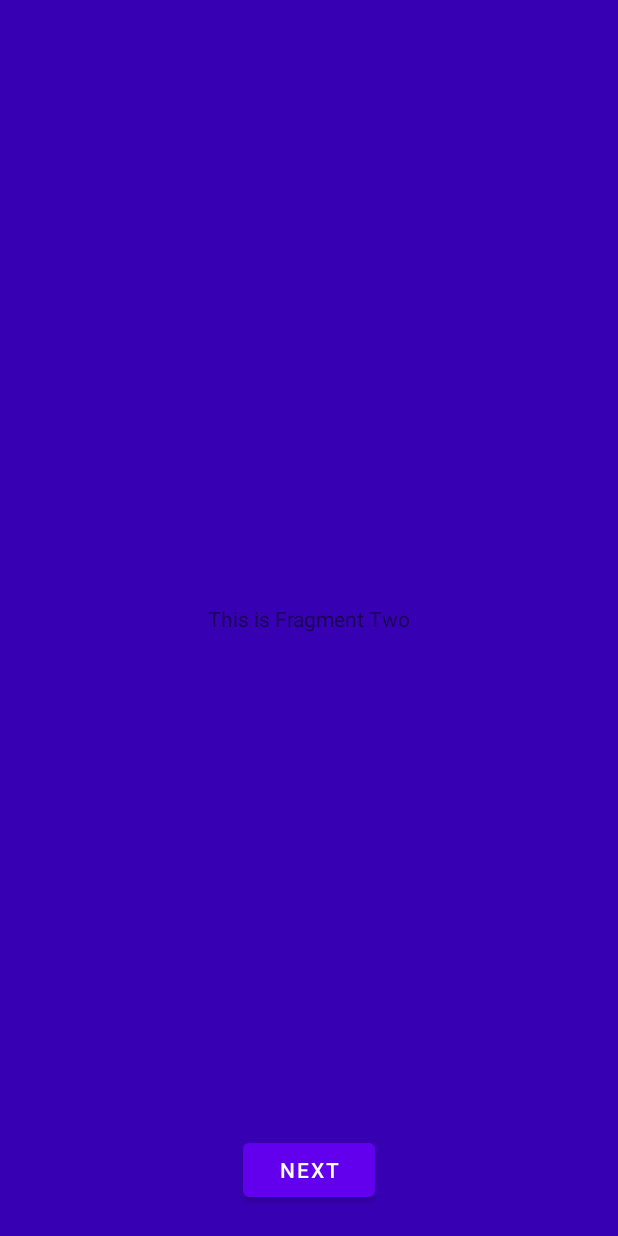
After one commit to ziselos/AndroidLessonsPart2, an Android app: the fragment FragmentSecond placed in its activity, on a phone screen of 412 x 824 dp. The commit adds this screen. Run offline under Robolectric (Android 15) with nearby library versions, the phone set to English and light mode, and no system bars.

Commit message:
Add fragments example

```diff
--- a/app/src/main/AndroidManifest.xml
+++ b/app/src/main/AndroidManifest.xml
@@ -31,6 +31,7 @@
         <activity android:name=".ui.activity.WeatherForecastActivity"/>
         <activity android:name=".ui.activity.DiffUtilExampleActivity"/>
         <activity android:name=".ui.activity.StringsExampleActivity"/>
+        <activity android:name=".ui.activity.FragmentHostActivity"/>
     </application>
 
 </manifest>
--- /dev/null
+++ b/app/src/main/java/com/example/androidlessonspart2/ui/activity/FragmentHostActivity.kt
@@ -0,0 +1,64 @@
+package com.example.androidlessonspart2.ui.activity
+
+import android.os.Bundle
+import androidx.appcompat.app.AppCompatActivity
+import com.example.androidlessonspart2.R
+import com.example.androidlessonspart2.databinding.ActivityFragmentHostBinding
+import com.example.androidlessonspart2.ui.fragments.FragmentFirst
+
+class FragmentHostActivity: AppCompatActivity() {
+
+    private lateinit var binding: ActivityFragmentHostBinding
+
+
+    override fun onCreate(savedInstanceState: Bundle?) {
+        super.onCreate(savedInstanceState)
+        binding = ActivityFragmentHostBinding.inflate(layoutInflater)
+        setContentView(binding.root)
+        initLayout()
+    }
+
+    override fun onBackPressed() {
+        if (supportFragmentManager.backStackEntryCount == 0) {
+            super.onBackPressed()
+        } else {
+            supportFragmentManager.popBackStack()
+        }
+    }
+
+
+    private fun initLayout() {
+        binding.apply {
+        // load first fragment
+            supportFragmentManager.beginTransaction()
+                .add(R.id.fragmentContainer, FragmentFirst.newInstance())
+                .commitAllowingStateLoss()
+        }
+    }
+
+    /*
+    Explain difference between replace and add.
+    replace removes the existing fragment and adds a new fragment. This means when you press back button the fragment
+    that got replaced will be created with its onCreateView being invoked. Whereas add retains the existing fragments
+    and adds a new fragment that means existing fragment will be active and they wont be in 'paused' state hence when
+    a back button is pressed onCreateView is not called for the existing fragment(the fragment which was there before
+    new fragment was added).
+     In terms of fragment's life cycle events onPause, onResume, onCreateView and other life cycle events will be invoked
+     in case of replace but they wont be invoked in case of add.
+     */
+
+
+    /*
+    Difference between commit and commitAllowingStateLoss
+
+    commit: Schedules a commit of this transaction. The commit does not happen immediately;
+    it will be scheduled as work on the main thread to be done the next time that thread is ready.
+
+    commitAllowingStateLoss: A transaction can only be committed with this method prior to its containing
+    activity saving its state. If the commit is attempted after that point, an exception will be thrown.
+    This is because the state after the commit can be lost if the activity needs to be restored from its state.
+
+
+
+     */
+}
--- a/app/src/main/java/com/example/androidlessonspart2/ui/activity/HomeActivity.kt
+++ b/app/src/main/java/com/example/androidlessonspart2/ui/activity/HomeActivity.kt
@@ -50,6 +50,12 @@ class HomeActivity: AppCompatActivity() {
                     startActivity(it)
                 }
             }
+
+            fragmentExample.setOnClickListener {
+                Intent(this@HomeActivity, FragmentHostActivity::class.java).also {
+                    startActivity(it)
+                }
+            }
         }
     }
 
--- /dev/null
+++ b/app/src/main/java/com/example/androidlessonspart2/ui/fragments/FragmentFirst.kt
@@ -0,0 +1,63 @@
+package com.example.androidlessonspart2.ui.fragments
+
+import android.os.Bundle
+import android.util.Log
+import android.view.LayoutInflater
+import android.view.View
+import android.view.ViewGroup
+import androidx.fragment.app.Fragment
+import com.example.androidlessonspart2.R
+import com.example.androidlessonspart2.databinding.FragmentFirstBinding
+
+class FragmentFirst: Fragment() {
+
+    companion object {
+        fun newInstance(): FragmentFirst {
+            return FragmentFirst()
+        }
+    }
+
+    private var binding: FragmentFirstBinding? = null
+
+    override fun onCreateView(
+        inflater: LayoutInflater,
+        container: ViewGroup?,
+        savedInstanceState: Bundle?
+    ): View? {
+        Log.d("Fragment", "First Fragment > onCreateView called")
+        binding = FragmentFirstBinding.inflate(inflater, container, false)
+        return binding?.root
+    }
+
+    override fun onViewCreated(view: View, savedInstanceState: Bundle?) {
+        super.onViewCreated(view, savedInstanceState)
+        initLayout()
+    }
+
+    override fun onResume() {
+        Log.d("Fragment", "First Fragment > onResume called")
+        super.onResume()
+    }
+
+    override fun onPause() {
+        Log.d("Fragment", "First Fragment > onPause called")
+        super.onPause()
+    }
+
+    override fun onDestroy() {
+        Log.d("Fragment", "First Fragment > onDestroy called")
+        super.onDestroy()
+        binding = null
+    }
+
+    private fun initLayout() {
+        binding?.apply {
+            nextButton.setOnClickListener {
+                activity?.supportFragmentManager?.beginTransaction()
+                    ?.add(R.id.fragmentContainer, FragmentSecond.newInstance())
+                    ?.addToBackStack("tag")
+                    ?.commitAllowingStateLoss()
+            }
+        }
+    }
+}
--- /dev/null
+++ b/app/src/main/java/com/example/androidlessonspart2/ui/fragments/FragmentSecond.kt
@@ -0,0 +1,64 @@
+package com.example.androidlessonspart2.ui.fragments
+
+import android.os.Bundle
+import android.util.Log
+import android.view.LayoutInflater
+import android.view.View
+import android.view.ViewGroup
+import androidx.fragment.app.Fragment
+import com.example.androidlessonspart2.R
+import com.example.androidlessonspart2.databinding.FragmentFirstBinding
+import com.example.androidlessonspart2.databinding.FragmentSecondBinding
+
+class FragmentSecond: Fragment() {
+
+    companion object  {
+        fun newInstance() : FragmentSecond {
+            return FragmentSecond()
+        }
+    }
+
+    private var binding: FragmentSecondBinding? = null
+
+    override fun onCreateView(
+        inflater: LayoutInflater,
+        container: ViewGroup?,
+        savedInstanceState: Bundle?
+    ): View? {
+        Log.d("Fragment", "Second Fragment > onCreateView called")
+        binding = FragmentSecondBinding.inflate(inflater, container, false)
+        return binding?.root
+    }
+
+    override fun onViewCreated(view: View, savedInstanceState: Bundle?) {
+        super.onViewCreated(view, savedInstanceState)
+        initLayout()
+    }
+
+    override fun onResume() {
+        Log.d("Fragment", "Second Fragment > onResume called")
+        super.onResume()
+    }
+
+    override fun onPause() {
+        Log.d("Fragment", "Second Fragment > onPause called")
+        super.onPause()
+    }
+
+    override fun onDestroy() {
+        Log.d("Fragment", "Second Fragment > onDestroy called")
+        super.onDestroy()
+        binding = null
+    }
+
+    private fun initLayout() {
+        binding?.apply {
+            nextButton.setOnClickListener {
+                activity?.supportFragmentManager?.beginTransaction()
+                    ?.add(R.id.fragmentContainer, FragmentThird.newInstance())
+                    ?.addToBackStack("tag")
+                    ?.commitAllowingStateLoss()
+            }
+        }
+    }
+}
--- /dev/null
+++ b/app/src/main/res/layout/activity_fragment_host.xml
@@ -0,0 +1,18 @@
+<?xml version="1.0" encoding="utf-8"?>
+<androidx.constraintlayout.widget.ConstraintLayout xmlns:android="http://schemas.android.com/apk/res/android"
+    android:layout_width="match_parent"
+    android:layout_height="match_parent"
+    xmlns:app="http://schemas.android.com/apk/res-auto">
+
+
+
+    <FrameLayout
+        android:id="@+id/fragmentContainer"
+        android:layout_width="match_parent"
+        android:layout_height="0dp"
+        app:layout_constraintStart_toStartOf="parent"
+        app:layout_constraintEnd_toEndOf="parent"
+        app:layout_constraintTop_toTopOf="parent"
+        app:layout_constraintBottom_toBottomOf="parent"/>
+
+</androidx.constraintlayout.widget.ConstraintLayout>
--- /dev/null
+++ b/app/src/main/res/layout/fragment_second.xml
@@ -0,0 +1,28 @@
+<?xml version="1.0" encoding="utf-8"?>
+<androidx.constraintlayout.widget.ConstraintLayout xmlns:android="http://schemas.android.com/apk/res/android"
+    android:layout_width="match_parent"
+    android:layout_height="match_parent"
+    android:background="@color/purple_700"
+    xmlns:app="http://schemas.android.com/apk/res-auto">
+
+
+    <androidx.appcompat.widget.AppCompatTextView
+        app:layout_constraintStart_toStartOf="parent"
+        app:layout_constraintEnd_toEndOf="parent"
+        app:layout_constraintTop_toTopOf="parent"
+        app:layout_constraintBottom_toBottomOf="parent"
+        android:layout_width="wrap_content"
+        android:layout_height="wrap_content"
+        android:text="This is Fragment Two"/>
+
+    <com.google.android.material.button.MaterialButton
+        android:id="@+id/nextButton"
+        android:layout_width="wrap_content"
+        android:layout_height="wrap_content"
+        android:text="Next"
+        app:layout_constraintEnd_toEndOf="parent"
+        app:layout_constraintStart_toStartOf="parent"
+        app:layout_constraintBottom_toBottomOf="parent"
+        android:layout_marginBottom="@dimen/common_twenty_dp"/>
+
+</androidx.constraintlayout.widget.ConstraintLayout>
```
Also changed, not shown: app/src/main/java/com/example/androidlessonspart2/ui/fragments/FragmentThird.kt (added, +61 -0 lines), app/src/main/res/layout/activity_home.xml (+13 -0 lines), app/src/main/res/layout/fragment_first.xml (added, +29 -0 lines), app/src/main/res/layout/fragment_third.xml (added, +29 -0 lines).
